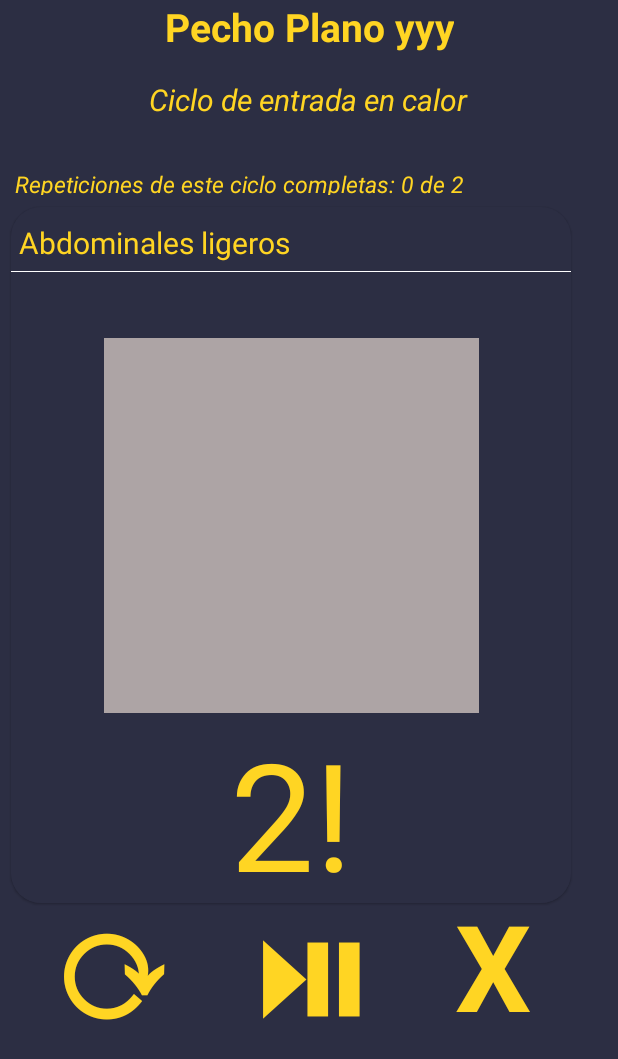
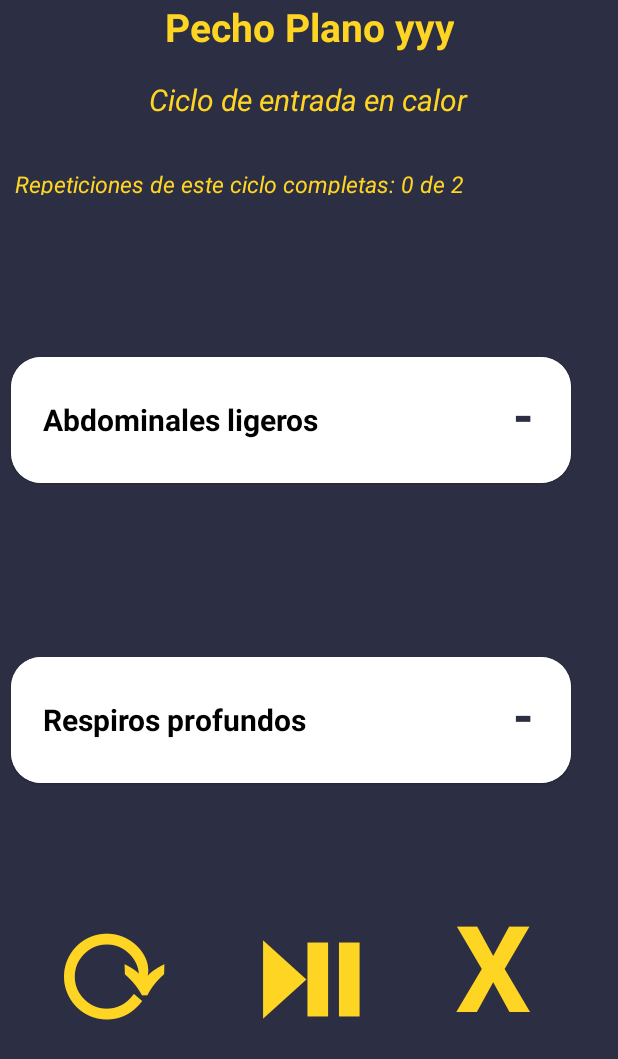
Before and after one commit to gbeade/EntrenappMobile, an Android app: the ExecuteRoutineActivity screen opened directly, with no data from a screen before it, on a phone screen of 412 x 824 dp. Shown: the top 1059 px of the screen. Run offline under Robolectric (Android 15) with nearby library versions, the phone set to English and light mode, and no system bars; 1 statement that could not run was skipped.

Commit message:
Solved only one exercise

```diff
--- a/app/src/main/java/com/example/entrenapp/executeRoutineActivity/ExecuteRoutineActivity.java
+++ b/app/src/main/java/com/example/entrenapp/executeRoutineActivity/ExecuteRoutineActivity.java
@@ -35,6 +35,7 @@ import java.util.Iterator;
 import java.util.Timer;
 import java.util.TimerTask;
 
+// Todo: falla con un solo ejercicio
 public class ExecuteRoutineActivity extends AppCompatActivity {
 
     private View root;
@@ -50,7 +51,7 @@ public class ExecuteRoutineActivity extends AppCompatActivity {
     int currentExerciseOfCycleIdx = 0;
     int currentRepetitionOfExercise = 0;
 
-    boolean simplifiedExecution = false;
+    boolean simplifiedExecution = true;
 
 
     @Override
@@ -90,7 +91,11 @@ public class ExecuteRoutineActivity extends AppCompatActivity {
 
         TextView textView;
         currentCycleIdx ++;
-        // El ciclo a terminado, con todas sus repeticiones
+
+
+        if ( currentCycleIdx > 0 && currentCycle.getExercises().size() == 1) resetAdapter();
+
+        // El ciclo ha terminado, con todas sus repeticiones
         // Hay que pasar al proximo o terminar la rutina
         if (currentCycleIdx == 0 || currentCycleIdx >= currentCycle.getRepetitions()) {
             if (cycleIterator.hasNext()) {
@@ -100,17 +105,7 @@ public class ExecuteRoutineActivity extends AppCompatActivity {
                 textView.setText(currentCycle.getName());
                 currentCycleIdx = 0;
                 // Setup adapter for the new collection of exercises
-                TimeTickCardAdapter adapter;
-                if (simplifiedExecution) {
-                    binding.cycleRecyclerView.setLayoutManager(new LinearLayoutManager(this, LinearLayoutManager.VERTICAL, false));
-                    adapter = new TimeTickCardAdapter(currentCycle.getExercises(), R.layout.exercise_summary_card, this);
-                    adapter.setSimplified(true);
-                } else {
-                    binding.cycleRecyclerView.setLayoutManager(new LinearLayoutManager(this, LinearLayoutManager.HORIZONTAL, false));
-                    adapter = new TimeTickCardAdapter(currentCycle.getExercises(), R.layout.exec_exercise_card, this);
-                }
-                this.adapter = adapter;
-                binding.cycleRecyclerView.setAdapter(adapter);
+                resetAdapter();
             } else {
                 //Se termino la rutina, cambiar por el intent a la pagina de favoritos
                 onCancel();
@@ -121,7 +116,21 @@ public class ExecuteRoutineActivity extends AppCompatActivity {
         textView = root.findViewById(R.id.cycle_remaining);
         textView.setText("Repeticiones de este ciclo completas: "+currentCycleIdx+" de "+currentCycle.getRepetitions());
         binding.cycleRecyclerView.smoothScrollToPosition(0);
-        adapter.startCounterOnPosition(0); // TODO por que esta en null el hijo de puta, hace que no funcione
+        //adapter.startCounterOnPosition(0); // TODO por que esta en null el hijo de puta, hace que no funcione
+    }
+
+    private void resetAdapter() {
+        TimeTickCardAdapter adapter;
+        if (simplifiedExecution) {
+            binding.cycleRecyclerView.setLayoutManager(new LinearLayoutManager(this, LinearLayoutManager.VERTICAL, false));
+            adapter = new TimeTickCardAdapter(currentCycle.getExercises(), R.layout.exercise_summary_card, this);
+            adapter.setSimplified(true);
+        } else {
+            binding.cycleRecyclerView.setLayoutManager(new LinearLayoutManager(this, LinearLayoutManager.HORIZONTAL, false));
+            adapter = new TimeTickCardAdapter(currentCycle.getExercises(), R.layout.exec_exercise_card, this);
+        }
+        this.adapter = adapter;
+        binding.cycleRecyclerView.setAdapter(adapter);
     }
 
     public void nextExercise(int currentExercise) {
@@ -151,15 +160,14 @@ public class ExecuteRoutineActivity extends AppCompatActivity {
 
     private void fillRoutine(){
         Cycle c = new Cycle(0, "Ciclo de entrada en calor", "Para entrar en calor", "warmup", 0, 2, 0);
-        c.addExercise(new Exercise(0, "Abdominales ligeros", "Tipo", 3, 1));
-        c.addExercise(new Exercise(1, "Respiros profundos", "Tipo", 3));
-        c.addExercise(new Exercise(2, "Estiramiento de brazos", "Tipo", 3));
+        c.addExercise(new Exercise(0, "Abdominales ligeros", "Tipo", 1, 3));
+        c.addExercise(new Exercise(1, "Respiros profundos", "Tipo", 1));
         routine.addCycle(c);
 
         c = new Cycle(0, "Ciclo atletico intenso", "Para entrenar fuerte", "warmup", 0, 1, 0);
         c.addExercise(new Exercise(0, "Pique veloz", "Tipo", 3));
-        c.addExercise(new Exercise(1, "Salto en soga", "Tipo", 2));
-        c.addExercise(new Exercise(2, "Burpees", "Tipo", 2));
+//        c.addExercise(new Exercise(1, "Salto en soga", "Tipo", 2));
+//        c.addExercise(new Exercise(2, "Burpees", "Tipo", 2));
         routine.addCycle(c);
     }
 
```
